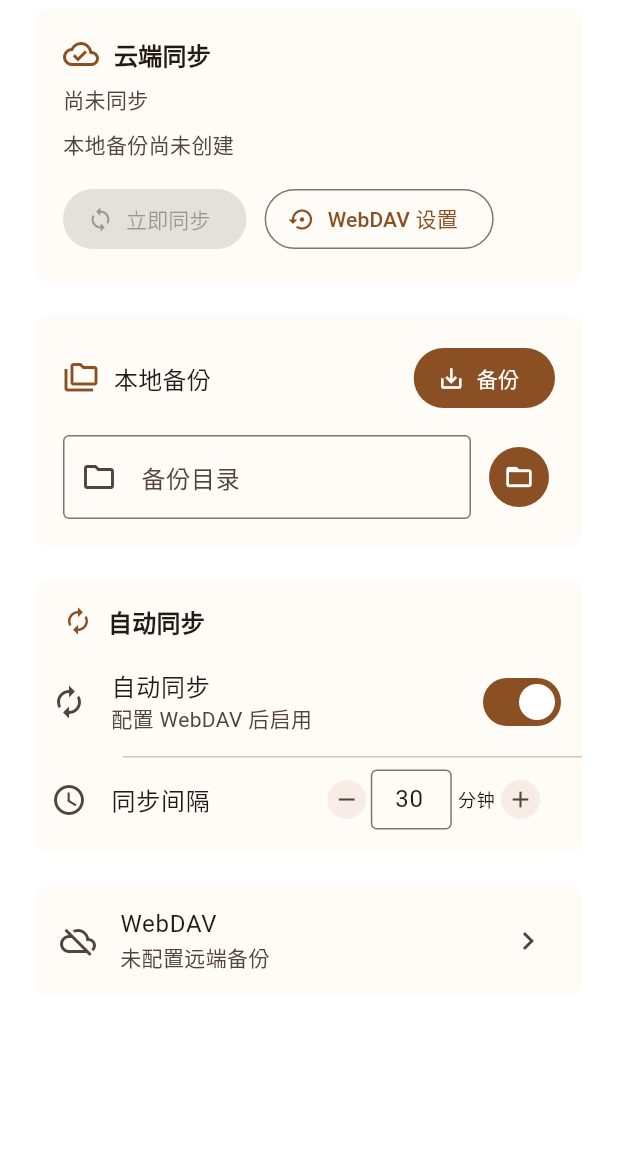
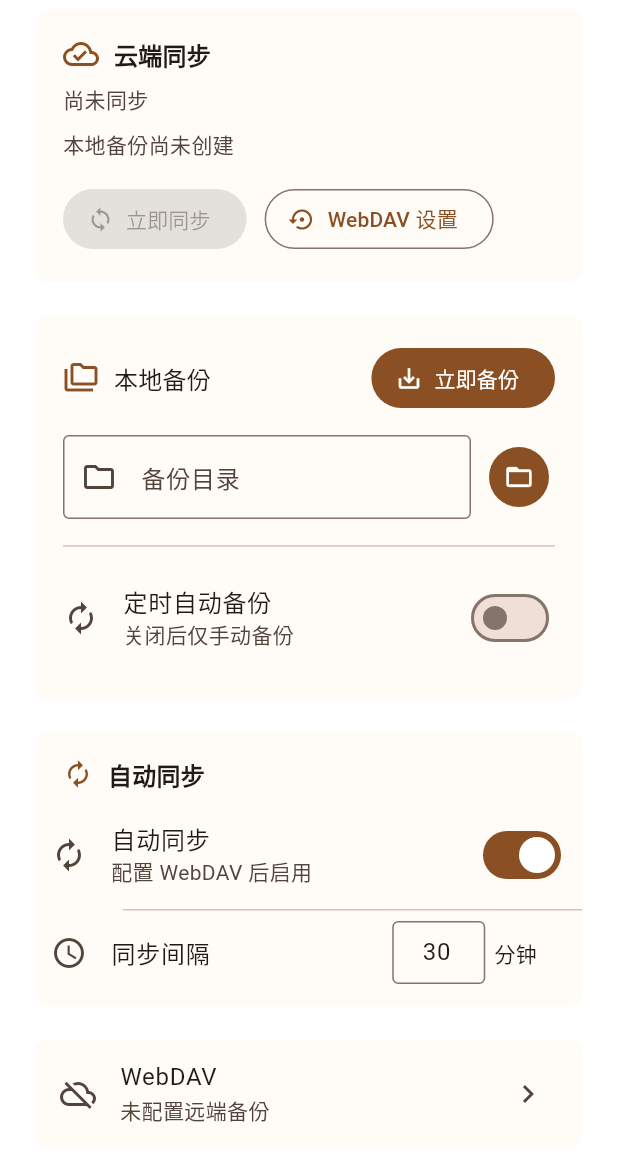
Before and after one commit to WuCaiCaiCai/Gan_clock, a Flutter app: the _BackupContent screen opened directly with empty values, on a phone screen of 412 x 824 dp. Shown: the top 1161 px of the screen. Run offline on Flutter 3.47's test engine with Material 3 defaults, Android fonts, the phone set to English and light mode, and no system bars; network calls fail.

Commit message:
Refine UX: haptics, dock, stepper, keyboard, local auto-backup
Haptics:
- Start: double-pulse [120ms + 220ms] for clearer confirmation
- Focus→Break: longer rest vibration [1200ms + 800ms]
- Break→Focus: three-beat strong pattern [600+600+900ms]

Dock:
- Fix pressed-state residue: _handleTapUp/Cancel bypass widget.selected
  guard to always clear _pressed after onTapDown fired
- Pre-warm HapticFeedback platform channel in initState via
  addPostFrameCallback to eliminate first-tap latency

NumberStepper:
- Remove +/- buttons entirely; only text input remains
- TextField shows range hint; suffix uses bodyMedium style
- Focus-lost now always calls _commitInput(showFeedback: true) so
  tapping any blank area saves the value and shows the ✓ checkmark

Settings sub-pages:
- Wrap _buildSubPage with GestureDetector(unfocus) so tapping outside
  a TextField dismisses the keyboard immediately

Local auto-backup (new):
- AppSettings: localBackupAutoEnabled, localBackupAutoIntervalMinutes,
  localBackupKeepCount (serialised, versioned, defaults safe)
- AppStorage.createLocalBackup: keepCount param prunes oldest backups
- AppController: _localBackupTimer mirrors WebDAV auto-sync pattern
- UI: switch + interval + keep-count steppers inside LocalBackupCard,
  visible only when auto-backup is enabled

Co-Authored-By: Claude Sonnet 4.6 <noreply@anthropic.com>

```diff
--- a/lib/main.dart
+++ b/lib/main.dart
@@ -215,6 +215,10 @@ class _TomatoHomePageState extends State<TomatoHomePage>
       onPictureInPictureChanged: _handlePictureInPictureChanged,
       onKeepScreenOnChanged: _handlePlatformKeepScreenOnChanged,
     );
+    // Warm up the platform channel so the first dock tap has no latency.
+    WidgetsBinding.instance.addPostFrameCallback((_) {
+      unawaited(HapticFeedback.selectionClick());
+    });
   }
 
   @override
@@ -877,26 +881,18 @@ class _DockItem extends StatefulWidget {
 class _DockItemState extends State<_DockItem> {
   bool _pressed = false;
 
-  void _setPressed(bool value) {
-    if (_pressed == value || widget.selected) {
-      return;
-    }
-    setState(() {
-      _pressed = value;
-    });
-  }
-
   void _handleTapDown(TapDownDetails details) {
-    _setPressed(true);
+    if (widget.selected) return;
+    if (!_pressed) setState(() => _pressed = true);
     widget.onTap();
   }
 
   void _handleTapUp(TapUpDetails details) {
-    _setPressed(false);
+    if (_pressed) setState(() => _pressed = false);
   }
 
   void _handleTapCancel() {
-    _setPressed(false);
+    if (_pressed) setState(() => _pressed = false);
   }
 
   @override
@@ -1408,7 +1404,10 @@ class _SettingsPageState extends State<_SettingsPage> {
 
   Widget _buildSubPage() {
     final title = _backupSubPage == 1 ? 'WebDAV 备份' : _pages[_subPage];
-    return Column(
+    return GestureDetector(
+      behavior: HitTestBehavior.translucent,
+      onTap: () => FocusScope.of(context).unfocus(),
+      child: Column(
         children: [
           Padding(
             padding: const EdgeInsets.fromLTRB(12, 12, 20, 10),
@@ -1434,6 +1433,7 @@ class _SettingsPageState extends State<_SettingsPage> {
           ),
           Expanded(child: _buildSubPageContent()),
         ],
+      ),
     );
   }
 
@@ -1749,6 +1749,7 @@ class _LocalBackupCardState extends State<_LocalBackupCard> {
 
   @override
   Widget build(BuildContext context) {
+    final settings = widget.settings;
     return Card(
       child: Padding(
         padding: const EdgeInsets.all(18),
@@ -1771,7 +1772,7 @@ class _LocalBackupCardState extends State<_LocalBackupCard> {
                 FilledButton.icon(
                   onPressed: _createBackup,
                   icon: const Icon(Icons.save_alt_outlined),
-                  label: const Text('备份'),
+                  label: const Text('立即备份'),
                 ),
               ],
             ),
@@ -1800,6 +1801,52 @@ class _LocalBackupCardState extends State<_LocalBackupCard> {
                 ),
               ],
             ),
+            const SizedBox(height: 6),
+            const Divider(height: 24),
+            SwitchListTile(
+              contentPadding: EdgeInsets.zero,
+              secondary: const Icon(Icons.autorenew),
+              title: const Text('定时自动备份'),
+              subtitle: settings.localBackupAutoEnabled
+                  ? Text('每 ${settings.localBackupAutoIntervalMinutes} 分钟备份一次')
+                  : const Text('关闭后仅手动备份'),
+              value: settings.localBackupAutoEnabled,
+              onChanged: (value) {
+                widget.controller.updateSettings(
+                  settings.copyWith(localBackupAutoEnabled: value),
+                );
+              },
+            ),
+            if (settings.localBackupAutoEnabled) ...[
+              NumberStepper(
+                icon: Icons.schedule,
+                label: '备份间隔',
+                value: settings.localBackupAutoIntervalMinutes,
+                min: 5,
+                max: 1440,
+                suffix: '分钟',
+                onChanged: (value) {
+                  widget.controller.updateSettings(
+                    settings.copyWith(
+                      localBackupAutoIntervalMinutes: value,
+                    ),
+                  );
+                },
+              ),
+              NumberStepper(
+                icon: Icons.layers_outlined,
+                label: '保留份数',
+                value: settings.localBackupKeepCount,
+                min: 1,
+                max: 50,
+                suffix: '份',
+                onChanged: (value) {
+                  widget.controller.updateSettings(
+                    settings.copyWith(localBackupKeepCount: value),
+                  );
+                },
+              ),
+            ],
           ],
         ),
       ),
@@ -2979,32 +3026,13 @@ class _NumberStepperState extends State<NumberStepper> {
     }
   }
 
-  void _changeBy(int delta) {
-    final parsed = int.tryParse(_controller.text) ?? widget.value;
-    final next = (parsed + delta).clamp(widget.min, widget.max).toInt();
-    _controller.text = next.toString();
-    if (next != widget.value) {
-      widget.onChanged(next);
-    }
-    _focusNode.unfocus();
-    _showSavedFeedback();
-  }
 
   void _showSavedFeedback() {
     unawaited(HapticFeedback.selectionClick());
     _feedbackTimer?.cancel();
-    if (mounted) {
-      setState(() {
-        _savedVisible = true;
-      });
-    }
-    _feedbackTimer = Timer(const Duration(milliseconds: 1200), () {
-      if (!mounted) {
-        return;
-      }
-      setState(() {
-        _savedVisible = false;
-      });
+    if (mounted) setState(() => _savedVisible = true);
+    _feedbackTimer = Timer(const Duration(milliseconds: 1400), () {
+      if (mounted) setState(() => _savedVisible = false);
     });
   }
 
@@ -3014,15 +3042,14 @@ class _NumberStepperState extends State<NumberStepper> {
       ..showSnackBar(
         SnackBar(
           content: Text(message),
-          duration: const Duration(milliseconds: 1200),
+          duration: const Duration(milliseconds: 1400),
         ),
       );
   }
 
   @override
   Widget build(BuildContext context) {
-    final canDecrease = widget.value > widget.min;
-    final canIncrease = widget.value < widget.max;
+    final scheme = Theme.of(context).colorScheme;
     return ListTile(
       contentPadding: EdgeInsets.zero,
       leading: Icon(widget.icon),
@@ -3030,14 +3057,8 @@ class _NumberStepperState extends State<NumberStepper> {
       trailing: Row(
         mainAxisSize: MainAxisSize.min,
         children: [
-          _StepperIconButton(
-            icon: Icons.remove,
-            tooltip: '减少',
-            onPressed: canDecrease ? () => _changeBy(-1) : null,
-          ),
-          const SizedBox(width: 3),
           SizedBox(
-            width: 54,
+            width: 62,
             child: TextField(
               controller: _controller,
               focusNode: _focusNode,
@@ -3045,86 +3066,35 @@ class _NumberStepperState extends State<NumberStepper> {
               keyboardType: TextInputType.number,
               textInputAction: TextInputAction.done,
               inputFormatters: [FilteringTextInputFormatter.digitsOnly],
-              decoration: const InputDecoration(
+              decoration: InputDecoration(
                 isDense: true,
-                contentPadding: EdgeInsets.symmetric(
-                  horizontal: 4,
-                  vertical: 8,
-                ),
-                border: OutlineInputBorder(),
+                contentPadding: const EdgeInsets.symmetric(
+                  horizontal: 6,
+                  vertical: 9,
+                ),
+                border: const OutlineInputBorder(),
+                hintText: '${widget.min}–${widget.max}',
+                hintStyle: TextStyle(
+                  fontSize: 11,
+                  color: scheme.onSurfaceVariant.withAlpha(120),
+                ),
               ),
               onTap: () => _controller.selection = TextSelection(
                 baseOffset: 0,
                 extentOffset: _controller.text.length,
               ),
-              onSubmitted: (_) =>
-                  _commitInput(showFeedback: true, unfocus: true),
-            ),
-          ),
+              onSubmitted: (_) => _commitInput(showFeedback: true, unfocus: true),
+            ),
+          ),
+          const SizedBox(width: 6),
+          Text(widget.suffix, style: Theme.of(context).textTheme.bodyMedium),
           const SizedBox(width: 4),
-          Text(
-            widget.suffix,
-            maxLines: 1,
-            overflow: TextOverflow.ellipsis,
-            style: Theme.of(context).textTheme.bodySmall,
-          ),
-          const SizedBox(width: 4),
-          _StepperIconButton(
-            icon: Icons.add,
-            tooltip: '增加',
-            onPressed: canIncrease ? () => _changeBy(1) : null,
-          ),
-          const SizedBox(width: 2),
           AnimatedOpacity(
-            opacity: _savedVisible ? 1 : 0,
-            duration: const Duration(milliseconds: 140),
-            child: Icon(
-              Icons.check_circle,
-              size: 16,
-              color: Theme.of(context).colorScheme.primary,
-            ),
-          ),
-        ],
-      ),
-    );
-  }
-}
-
-class _StepperIconButton extends StatelessWidget {
-  const _StepperIconButton({
-    required this.icon,
-    required this.tooltip,
-    required this.onPressed,
-  });
-
-  final IconData icon;
-  final String tooltip;
-  final VoidCallback? onPressed;
-
-  @override
-  Widget build(BuildContext context) {
-    final scheme = Theme.of(context).colorScheme;
-    final enabled = onPressed != null;
-    final foreground = enabled
-        ? scheme.onSurfaceVariant
-        : scheme.onSurface.withAlpha(70);
-    return Tooltip(
-      message: tooltip,
-      child: GestureDetector(
-        behavior: HitTestBehavior.opaque,
-        onTap: onPressed,
-        child: SizedBox.square(
-          dimension: 26,
-          child: DecoratedBox(
-            decoration: BoxDecoration(
-              color: enabled
-                  ? scheme.surfaceContainerHighest.withAlpha(130)
-                  : Colors.transparent,
-              borderRadius: BorderRadius.circular(999),
-            ),
-            child: Icon(icon, size: 18, color: foreground),
-          ),
-        ),
+            opacity: _savedVisible ? 1.0 : 0.0,
+            duration: const Duration(milliseconds: 160),
+            child: Icon(Icons.check_circle, size: 16, color: scheme.primary),
+          ),
+        ],
       ),
     );
   }
--- a/lib/models.dart
+++ b/lib/models.dart
@@ -143,6 +143,9 @@ class AppSettings {
     this.backupAutoSyncEnabled = true,
     this.backupAutoSyncIntervalMinutes = 30,
     this.localBackupDirectory = '',
+    this.localBackupAutoEnabled = false,
+    this.localBackupAutoIntervalMinutes = 60,
+    this.localBackupKeepCount = 5,
     this.webDav = const WebDavSettings(),
   });
 
@@ -158,6 +161,9 @@ class AppSettings {
   final bool backupAutoSyncEnabled;
   final int backupAutoSyncIntervalMinutes;
   final String localBackupDirectory;
+  final bool localBackupAutoEnabled;
+  final int localBackupAutoIntervalMinutes;
+  final int localBackupKeepCount;
   final WebDavSettings webDav;
 
   AppSettings copyWith({
@@ -173,6 +179,9 @@ class AppSettings {
     bool? backupAutoSyncEnabled,
     int? backupAutoSyncIntervalMinutes,
     String? localBackupDirectory,
+    bool? localBackupAutoEnabled,
+    int? localBackupAutoIntervalMinutes,
+    int? localBackupKeepCount,
     WebDavSettings? webDav,
   }) {
     return AppSettings(
@@ -193,6 +202,11 @@ class AppSettings {
       backupAutoSyncIntervalMinutes:
           backupAutoSyncIntervalMinutes ?? this.backupAutoSyncIntervalMinutes,
       localBackupDirectory: localBackupDirectory ?? this.localBackupDirectory,
+      localBackupAutoEnabled:
+          localBackupAutoEnabled ?? this.localBackupAutoEnabled,
+      localBackupAutoIntervalMinutes:
+          localBackupAutoIntervalMinutes ?? this.localBackupAutoIntervalMinutes,
+      localBackupKeepCount: localBackupKeepCount ?? this.localBackupKeepCount,
       webDav: webDav ?? this.webDav,
     );
   }
@@ -211,6 +225,9 @@ class AppSettings {
       'backupAutoSyncEnabled': backupAutoSyncEnabled,
       'backupAutoSyncIntervalMinutes': backupAutoSyncIntervalMinutes,
       'localBackupDirectory': localBackupDirectory,
+      'localBackupAutoEnabled': localBackupAutoEnabled,
+      'localBackupAutoIntervalMinutes': localBackupAutoIntervalMinutes,
+      'localBackupKeepCount': localBackupKeepCount,
       'webDav': webDav.toJson(),
     };
   }
@@ -246,6 +263,20 @@ class AppSettings {
         30,
       ),
       localBackupDirectory: value['localBackupDirectory'] as String? ?? '',
+      localBackupAutoEnabled:
+          value['localBackupAutoEnabled'] as bool? ?? false,
+      localBackupAutoIntervalMinutes: _boundedInt(
+        value['localBackupAutoIntervalMinutes'],
+        5,
+        1440,
+        60,
+      ),
+      localBackupKeepCount: _boundedInt(
+        value['localBackupKeepCount'],
+        1,
+        50,
+        5,
+      ),
       webDav: WebDavSettings.fromJson(value['webDav']),
     );
   }
```
Also changed, not shown: lib/app_controller.dart (+38 -1 lines), lib/completion_feedback.dart (+9 -8 lines), lib/storage.dart (+27 -0 lines). Lines whose indentation alone changed are shown as unchanged.
